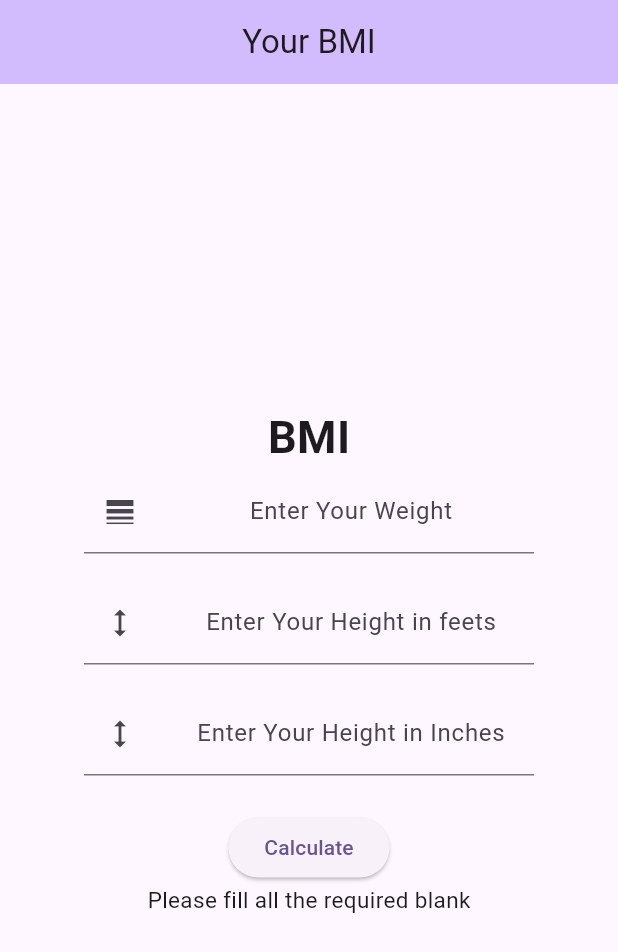
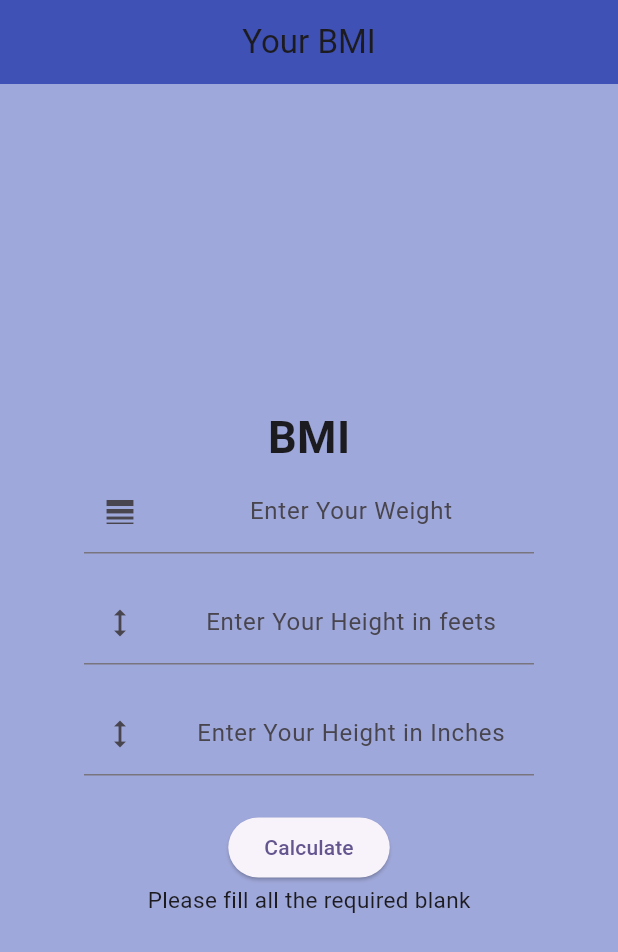
Before and after one commit to Nirbhay-star/BMI_CALCULATOR, a Flutter app: the screen it shows after launch, after a tap on "Calculate", on a phone screen of 412 x 824 dp. Shown: the top 952 px of the screen. Run offline on Flutter 3.47's test engine with Material 2 defaults, Android fonts, the phone set to English and light mode, and no system bars.

Commit message:
add in main dart file

```diff
--- a/lib/main.dart
+++ b/lib/main.dart
@@ -16,7 +16,8 @@ class MyApp extends StatelessWidget {
       title: 'Flutter Demo',
       debugShowCheckedModeBanner: false,
       theme: ThemeData(
-        colorScheme: ColorScheme.fromSeed(seedColor: Colors.deepPurple),
+        colorScheme: ColorScheme.fromSeed(
+            seedColor: const Color.fromARGB(255, 47, 2, 124)),
         useMaterial3: true,
       ),
       home: const MyHomePage(
@@ -41,6 +42,7 @@ class _MyHomePageState extends State<MyHomePage> {
   var ftController = TextEditingController();
   var inchController = TextEditingController();
   var result = '';
+  var bgcolor = Colors.indigo.shade200;
 
   void _incrementCounter() {
     setState(() {
@@ -52,10 +54,12 @@ class _MyHomePageState extends State<MyHomePage> {
   Widget build(BuildContext context) {
     return Scaffold(
       appBar: AppBar(
-        backgroundColor: Theme.of(context).colorScheme.inversePrimary,
+        backgroundColor: Colors.indigo,
         title: Center(child: Text("Your BMI")),
       ),
-      body: Center(
+      body: Container(
+        color: bgcolor,
+        child: Center(
           child: Container(
             width: 300,
             child: Column(
@@ -99,7 +103,8 @@ class _MyHomePageState extends State<MyHomePage> {
                 SizedBox(
                   height: 24,
                 ),
-              ElevatedButton(
+                Center(
+                  child: ElevatedButton(
                       onPressed: () {
                         var wt = wtController.text.toString();
                         var ft = ftController.text.toString();
@@ -113,8 +118,19 @@ class _MyHomePageState extends State<MyHomePage> {
                           var tcm = tinch * 2.54;
                           var tm = tcm / 100;
                           var bmi = iwt / (tm * tm);
+                          var msg = '';
+                          if (bmi > 25) {
+                            msg = 'You are over weight';
+                            bgcolor = Colors.orange.shade200;
+                          } else if (bmi < 18) {
+                            msg = 'You are under weight';
+                            bgcolor = Colors.red.shade300;
+                          } else {
+                            msg = "You're healthy";
+                            bgcolor = Colors.green.shade300;
+                          }
                           setState(() {
-                        result = 'Your bmi is $bmi';
+                            result = '$msg \n Your bmi is $bmi';
                           });
                         } else {
                           setState(() {
@@ -123,11 +139,16 @@ class _MyHomePageState extends State<MyHomePage> {
                         }
                       },
                       child: Text('Calculate')),
-              Text(
+                ),
+                Align(
+                  alignment: Alignment.center,
+                  child: Text(
                     result,
                     style: TextStyle(fontSize: 15),
+                  ),
                 )
               ],
+            ),
           ),
         ),
       ),
```
Also changed, not shown: pubspec.lock. Lines whose indentation alone changed are shown as unchanged.
